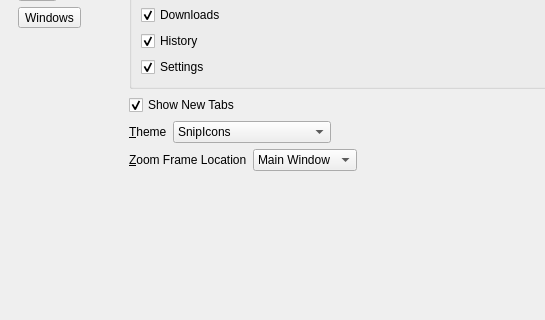
The window that 2.x/UI/dooble_settings.ui (textbrowser/dooble) describes before a commit, drawn with Qt 5; both pictures show x 0 to 545 and y 146 to 466 of the 800 by 700 pixel window.
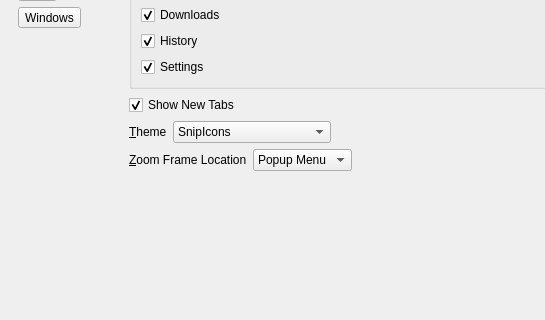
The same window after the commit. The open tabs and pages were chosen to show the change. Icons and pictures are not drawn.

What changed in the file:
```diff
--- a/2.x/UI/dooble_settings.ui
+++ b/2.x/UI/dooble_settings.ui
@@ -464,6 +464,9 @@
             </item>
             <item>
              <widget class="QComboBox" name="zoom_frame_location">
+              <property name="currentText">
+               <string>Popup Menu</string>
+              </property>
               <property name="currentIndex">
                <number>0</number>
               </property>
@@ -473,11 +476,6 @@
               <property name="sizeAdjustPolicy">
                <enum>QComboBox::AdjustToContents</enum>
               </property>
-              <item>
-               <property name="text">
-                <string>Main Window</string>
-               </property>
-              </item>
               <item>
                <property name="text">
                 <string>Popup Menu</string>
```
Left out of the diff: 4 changed lines with no effect on the pictures.
